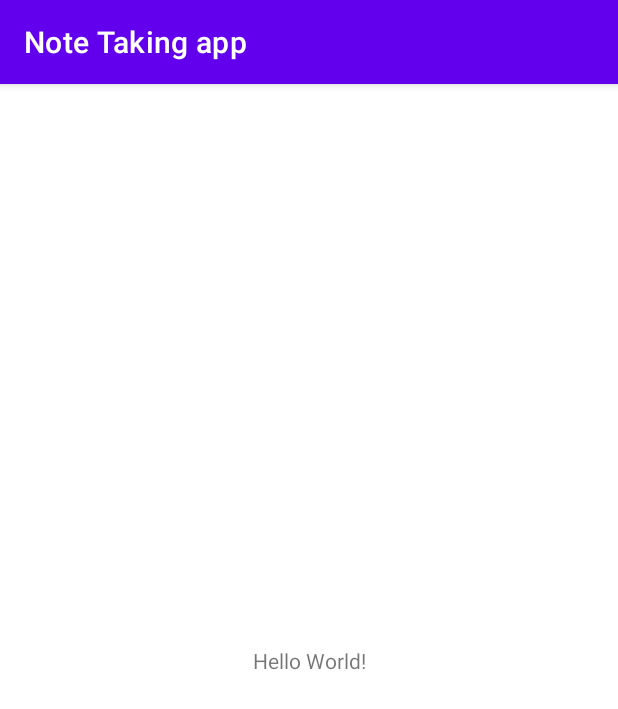
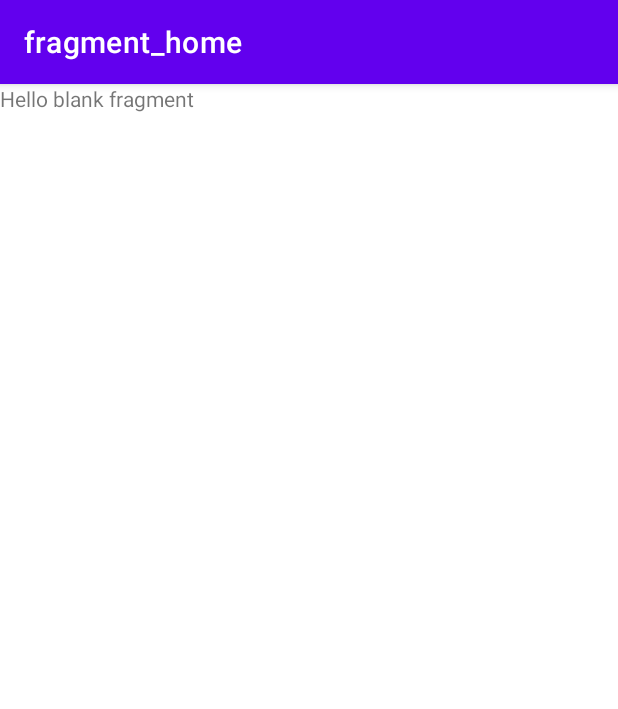
Before and after one commit to GauthamRVanjre/Note-Taking-App, an Android app: the screen it shows after launch (MainActivity), on a phone screen of 412 x 824 dp. Shown: the top 709 px of the screen. Run offline under Robolectric (Android 15) with nearby library versions, the phone set to English and light mode, and no system bars; our stand-ins replace navigation-ui.

Commit message:
completed navigation architecture

```diff
--- a/app/src/main/java/com/example/notetakingapp/MainActivity.kt
+++ b/app/src/main/java/com/example/notetakingapp/MainActivity.kt
@@ -2,10 +2,21 @@ package com.example.notetakingapp
 
 import androidx.appcompat.app.AppCompatActivity
 import android.os.Bundle
+import androidx.navigation.NavController
+import androidx.navigation.findNavController
+import androidx.navigation.ui.setupActionBarWithNavController
 
 class MainActivity : AppCompatActivity() {
+    lateinit var navController: NavController
     override fun onCreate(savedInstanceState: Bundle?) {
         super.onCreate(savedInstanceState)
         setContentView(R.layout.activity_main)
+
+        navController = findNavController(R.id.fragmentContainerView)
+        setupActionBarWithNavController(navController)
+    }
+
+    override fun onNavigateUp(): Boolean {
+        return navController.navigateUp() || super.onNavigateUp()
     }
 }
--- a/app/src/main/res/layout/activity_main.xml
+++ b/app/src/main/res/layout/activity_main.xml
@@ -1,18 +1,17 @@
 <?xml version="1.0" encoding="utf-8"?>
-<androidx.constraintlayout.widget.ConstraintLayout xmlns:android="http://schemas.android.com/apk/res/android"
+<LinearLayout xmlns:android="http://schemas.android.com/apk/res/android"
     xmlns:app="http://schemas.android.com/apk/res-auto"
     xmlns:tools="http://schemas.android.com/tools"
     android:layout_width="match_parent"
     android:layout_height="match_parent"
     tools:context=".MainActivity">
 
-    <TextView
-        android:layout_width="wrap_content"
-        android:layout_height="wrap_content"
-        android:text="Hello World!"
-        app:layout_constraintBottom_toBottomOf="parent"
-        app:layout_constraintLeft_toLeftOf="parent"
-        app:layout_constraintRight_toRightOf="parent"
-        app:layout_constraintTop_toTopOf="parent" />
-
-</androidx.constraintlayout.widget.ConstraintLayout>
+    <fragment
+        android:id="@+id/fragmentContainerView"
+        android:name="androidx.navigation.fragment.NavHostFragment"
+        android:layout_width="match_parent"
+        android:layout_height="match_parent"
+        android:layout_weight="1"
+        app:defaultNavHost="true"
+        app:navGraph="@navigation/nav_graph" />
+</LinearLayout>
```
